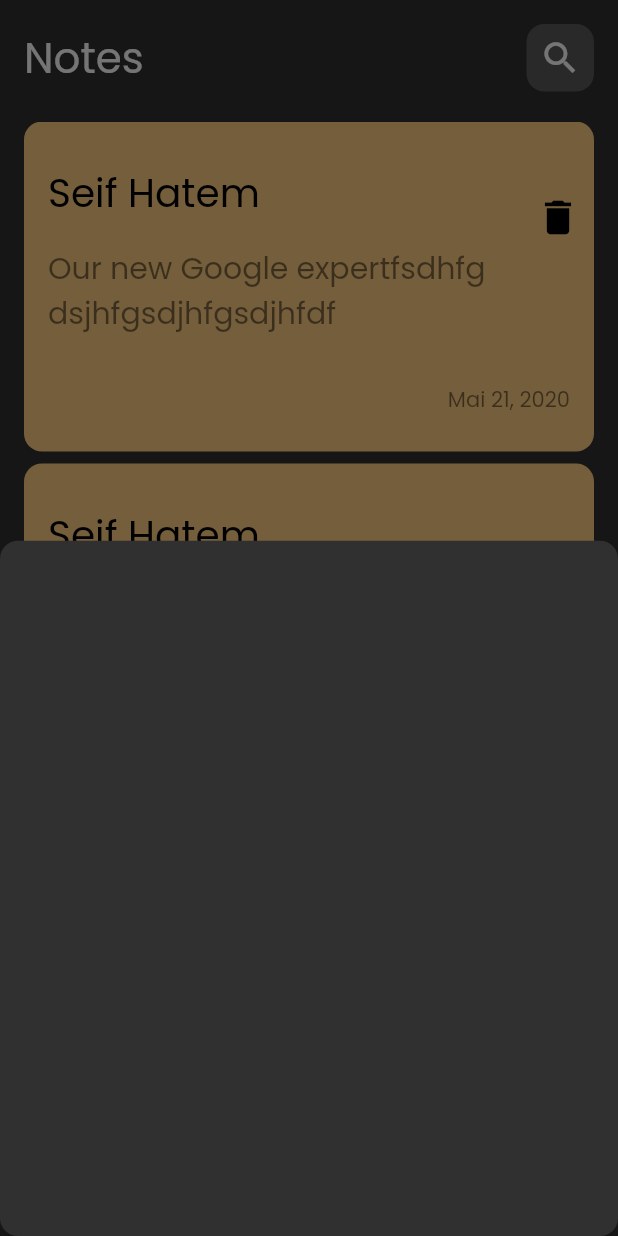
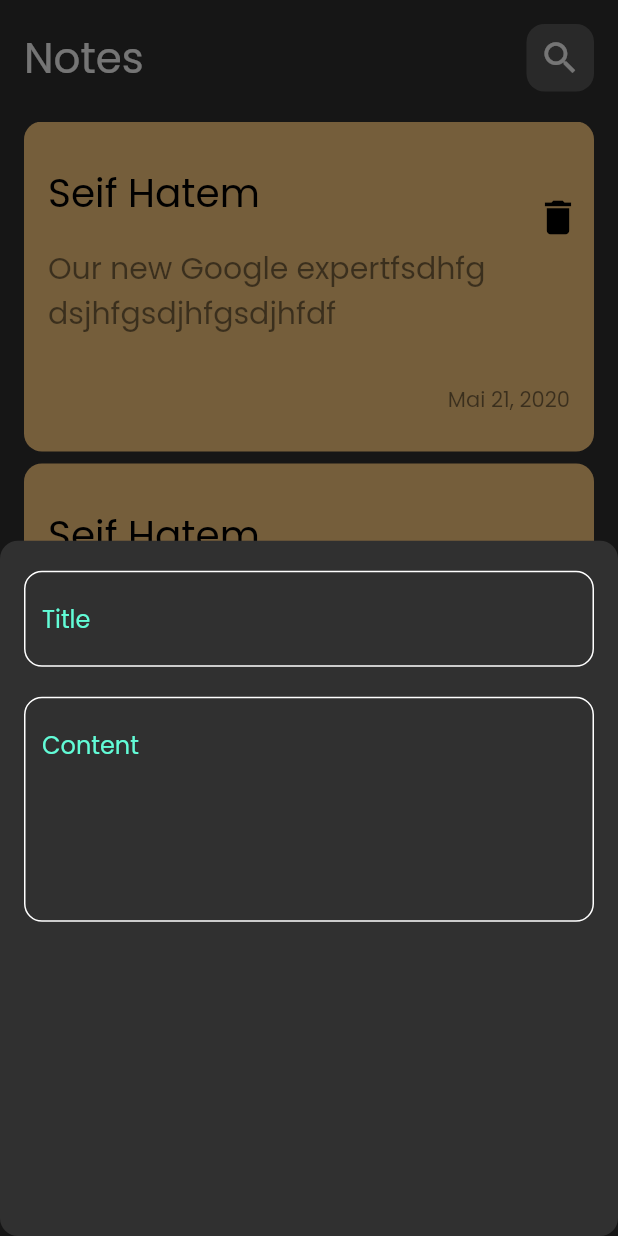
Before and after one commit to SaifHatem/notes_app, a Flutter app: the screen it shows after launch, after a tap on the "add" icon, on a phone screen of 412 x 824 dp. Run offline on Flutter 3.47's test engine with Material 3 defaults, Android fonts, the phone set to English and light mode, and no system bars.

Commit message:
create custom text field

```diff
--- /dev/null
+++ b/lib/constants.dart
@@ -0,0 +1,3 @@
+import 'package:flutter/material.dart';
+
+const kPrimaryColor = Color(0xff62fcd7);
--- a/lib/widgets/add_note_botton_sheet.dart
+++ b/lib/widgets/add_note_botton_sheet.dart
@@ -1,4 +1,5 @@
 import 'package:flutter/material.dart';
+import 'package:notes_app/widgets/custom_text_field.dart';
 
 class AddNoteModalSheet extends StatelessWidget {
   const AddNoteModalSheet({super.key});
@@ -12,6 +13,23 @@ class AddNoteModalSheet extends StatelessWidget {
           topRight: Radius.circular(12),
         ),
       ),
+      child: const Padding(
+        padding: EdgeInsets.symmetric(vertical: 20.0, horizontal: 16),
+        child: Column(
+          children: [
+            CustomTextField(
+              hint: 'Title',
+            ),
+            SizedBox(
+              height: 20,
+            ),
+            CustomTextField(
+              hint: 'Content',
+              maxLines: 5,
+            ),
+          ],
+        ),
+      ),
     );
   }
 }
--- /dev/null
+++ b/lib/widgets/custom_text_field.dart
@@ -0,0 +1,34 @@
+import 'package:flutter/material.dart';
+import 'package:notes_app/constants.dart';
+
+class CustomTextField extends StatelessWidget {
+  const CustomTextField({super.key, required this.hint, this.maxLines = 1});
+
+  final String hint;
+  final int maxLines;
+  @override
+  Widget build(BuildContext context) {
+    return TextField(
+      maxLines: maxLines,
+      textAlign: TextAlign.left,
+      textAlignVertical: TextAlignVertical.center,
+      cursorColor: kPrimaryColor,
+      decoration: InputDecoration(
+        hintText: hint,
+        hintStyle: const TextStyle(color: kPrimaryColor),
+        border: buildBorder(),
+        enabledBorder: buildBorder(),
+        focusedBorder: buildBorder(kPrimaryColor),
+      ),
+    );
+  }
+
+  OutlineInputBorder buildBorder([color]) {
+    return OutlineInputBorder(
+      borderRadius: BorderRadius.circular(
+        12,
+      ),
+      borderSide: BorderSide(color: color ?? Colors.white),
+    );
+  }
+}
```
